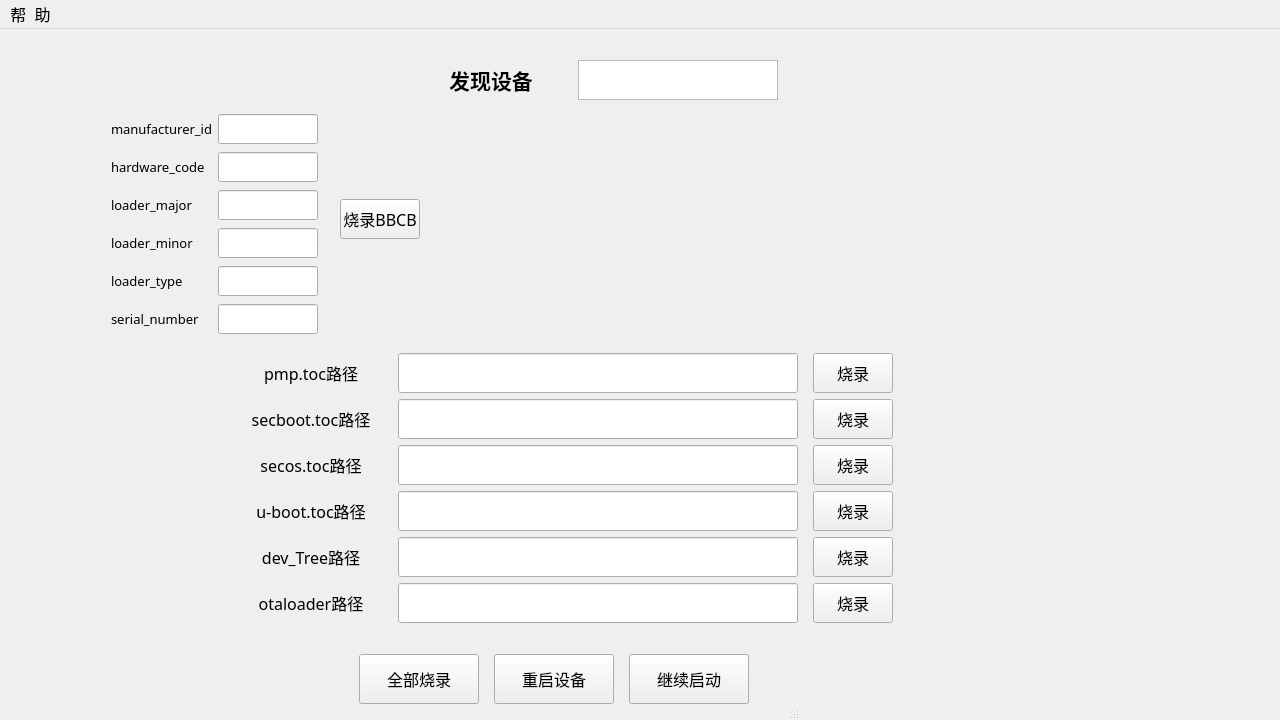
First picture: the form in fastboot.ui, repository rubin0513/PyQt5Fastboot, before the edit.
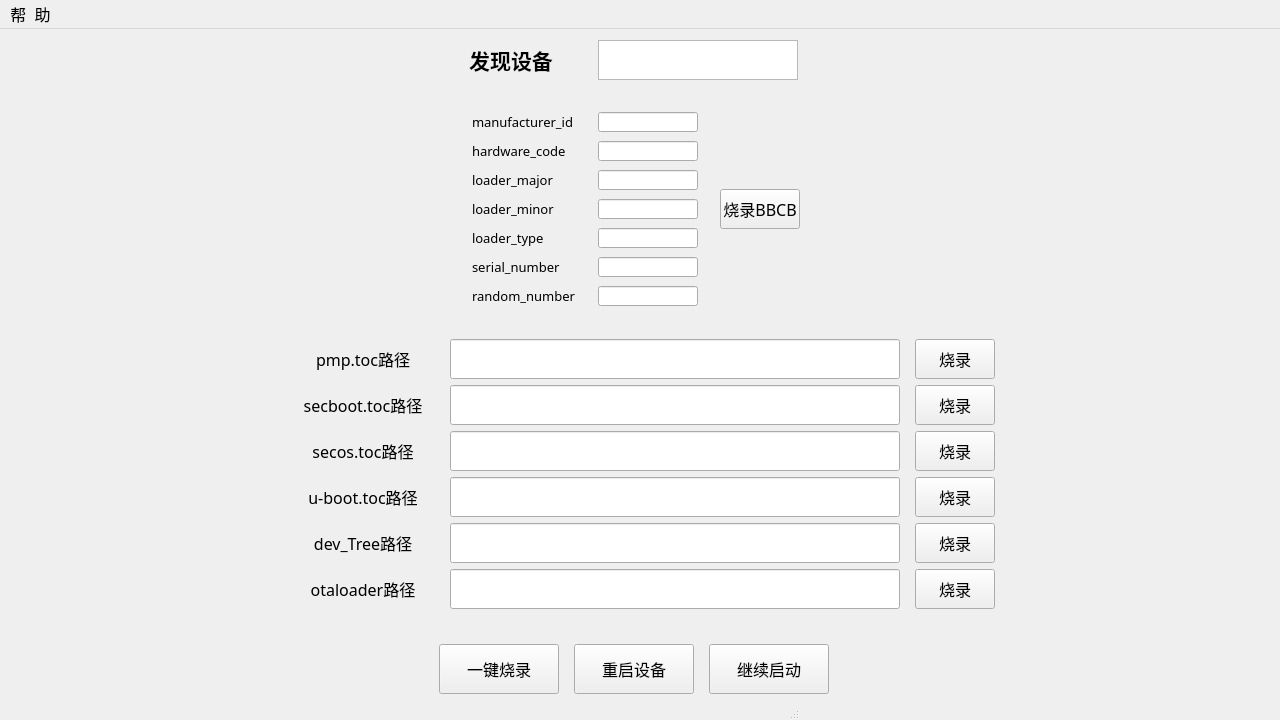
Second picture: the form after the edit. Icons and pictures are not drawn.

Diff of the .ui file:
```diff
--- a/fastboot.ui
+++ b/fastboot.ui
@@ -47,8 +47,8 @@
    <widget class="QWidget" name="layoutWidget">
     <property name="geometry">
      <rect>
-      <x>410</x>
-      <y>30</y>
+      <x>430</x>
+      <y>10</y>
       <width>368</width>
       <height>42</height>
      </rect>
@@ -109,8 +109,8 @@
    <widget class="QWidget" name="layoutWidget">
     <property name="geometry">
      <rect>
-      <x>350</x>
-      <y>620</y>
+      <x>430</x>
+      <y>610</y>
       <width>411</width>
       <height>61</height>
      </rect>
@@ -137,7 +137,7 @@
         </font>
        </property>
        <property name="text">
-        <string>全部烧录</string>
+        <string>一键烧录</string>
        </property>
        <property name="autoDefault">
         <bool>false</bool>
@@ -199,8 +199,8 @@
    <widget class="QPushButton" name="button_flash_bbcb">
     <property name="geometry">
      <rect>
-      <x>340</x>
-      <y>170</y>
+      <x>720</x>
+      <y>160</y>
       <width>80</width>
       <height>40</height>
      </rect>
@@ -230,27 +230,27 @@
    <widget class="QWidget" name="layoutWidget">
     <property name="geometry">
      <rect>
-      <x>110</x>
-      <y>83</y>
-      <width>211</width>
-      <height>224</height>
+      <x>470</x>
+      <y>80</y>
+      <width>231</width>
+      <height>201</height>
      </rect>
     </property>
-    <layout class="QVBoxLayout" name="verticalLayout_4">
+    <layout class="QHBoxLayout" name="horizontalLayout_4">
      <item>
-      <layout class="QHBoxLayout" name="horizontalLayout_17">
+      <layout class="QVBoxLayout" name="verticalLayout_5">
        <item>
         <widget class="QLabel" name="label_manu_id">
          <property name="minimumSize">
           <size>
-           <width>100</width>
-           <height>30</height>
+           <width>110</width>
+           <height>20</height>
           </size>
          </property>
          <property name="maximumSize">
           <size>
-           <width>100</width>
-           <height>30</height>
+           <width>110</width>
+           <height>20</height>
           </size>
          </property>
          <property name="font">
@@ -264,40 +264,17 @@
         </widget>
        </item>
        <item>
-        <widget class="QLineEdit" name="lineEdit_manu_id">
-         <property name="minimumSize">
-          <size>
-           <width>100</width>
-           <height>30</height>
-          </size>
-         </property>
-         <property name="maximumSize">
-          <size>
-           <width>100</width>
-           <height>30</height>
-          </size>
-         </property>
-         <property name="text">
-          <string/>
-         </property>
-        </widget>
-       </item>
-      </layout>
-     </item>
-     <item>
-      <layout class="QHBoxLayout" name="horizontalLayout_16">
-       <item>
         <widget class="QLabel" name="label_hd_code">
          <property name="minimumSize">
           <size>
-           <width>100</width>
-           <height>30</height>
+           <width>110</width>
+           <height>20</height>
           </size>
          </property>
          <property name="maximumSize">
           <size>
-           <width>100</width>
-           <height>30</height>
+           <width>110</width>
+           <height>20</height>
           </size>
          </property>
          <property name="font">
@@ -311,40 +288,17 @@
         </widget>
        </item>
        <item>
-        <widget class="QLineEdit" name="lineEdit_hd_code">
-         <property name="minimumSize">
-          <size>
-           <width>100</width>
-           <height>30</height>
-          </size>
-         </property>
-         <property name="maximumSize">
-          <size>
-           <width>100</width>
-           <height>30</height>
-          </size>
-         </property>
-         <property name="text">
-          <string/>
-         </property>
-        </widget>
-       </item>
-      </layout>
-     </item>
-     <item>
-      <layout class="QHBoxLayout" name="horizontalLayout_15">
-       <item>
         <widget class="QLabel" name="label_loader_major">
          <property name="minimumSize">
           <size>
-           <width>100</width>
-           <height>30</height>
+           <width>110</width>
+           <height>20</height>
           </size>
          </property>
          <property name="maximumSize">
           <size>
-           <width>100</width>
-           <height>30</height>
+           <width>110</width>
+           <height>20</height>
           </size>
          </property>
          <property name="font">
@@ -358,40 +312,17 @@
         </widget>
        </item>
        <item>
-        <widget class="QLineEdit" name="lineEdit_loader_major">
-         <property name="minimumSize">
-          <size>
-           <width>100</width>
-           <height>30</height>
-          </size>
-         </property>
-         <property name="maximumSize">
-          <size>
-           <width>100</width>
-           <height>30</height>
-          </size>
-         </property>
-         <property name="text">
-          <string/>
-         </property>
-        </widget>
-       </item>
-      </layout>
-     </item>
-     <item>
-      <layout class="QHBoxLayout" name="horizontalLayout_14">
-       <item>
         <widget class="QLabel" name="label_loader_minor">
          <property name="minimumSize">
           <size>
-           <width>100</width>
-           <height>30</height>
+           <width>110</width>
+           <height>20</height>
           </size>
          </property>
          <property name="maximumSize">
           <size>
-           <width>100</width>
-           <height>30</height>
+           <width>110</width>
+           <height>20</height>
           </size>
          </property>
          <property name="font">
@@ -405,40 +336,17 @@
         </widget>
        </item>
        <item>
-        <widget class="QLineEdit" name="lineEdit_loader_minor">
-         <property name="minimumSize">
-          <size>
-           <width>100</width>
-           <height>30</height>
-          </size>
-         </property>
-         <property name="maximumSize">
-          <size>
-           <width>100</width>
-           <height>30</height>
-          </size>
-         </property>
-         <property name="text">
-          <string/>
-         </property>
-        </widget>
-       </item>
-      </layout>
-     </item>
-     <item>
-      <layout class="QHBoxLayout" name="horizontalLayout_5">
-       <item>
         <widget class="QLabel" name="label_loader_type">
          <property name="minimumSize">
           <size>
-           <width>100</width>
-           <height>30</height>
+           <width>110</width>
+           <height>20</height>
           </size>
          </property>
          <property name="maximumSize">
           <size>
-           <width>100</width>
-           <height>30</height>
+           <width>110</width>
+           <height>20</height>
           </size>
          </property>
          <property name="font">
@@ -452,40 +360,17 @@
         </widget>
        </item>
        <item>
-        <widget class="QLineEdit" name="lineEdit_loader_type">
-         <property name="minimumSize">
-          <size>
-           <width>100</width>
-           <height>30</height>
-          </size>
-         </property>
-         <property name="maximumSize">
-          <size>
-           <width>100</width>
-           <height>30</height>
-          </size>
-         </property>
-         <property name="text">
-          <string/>
-         </property>
-        </widget>
-       </item>
-      </layout>
-     </item>
-     <item>
-      <layout class="QHBoxLayout" name="horizontalLayout_13">
-       <item>
         <widget class="QLabel" name="label_serial_number">
          <property name="minimumSize">
           <size>
-           <width>100</width>
-           <height>30</height>
+           <width>110</width>
+           <height>20</height>
           </size>
          </property>
          <property name="maximumSize">
           <size>
-           <width>100</width>
-           <height>30</height>
+           <width>110</width>
+           <height>20</height>
           </size>
          </property>
          <property name="font">
@@ -499,17 +384,162 @@
         </widget>
        </item>
        <item>
+        <widget class="QLabel" name="label_random_number">
+         <property name="minimumSize">
+          <size>
+           <width>110</width>
+           <height>20</height>
+          </size>
+         </property>
+         <property name="maximumSize">
+          <size>
+           <width>110</width>
+           <height>20</height>
+          </size>
+         </property>
+         <property name="font">
+          <font>
+           <pointsize>10</pointsize>
+          </font>
+         </property>
+         <property name="text">
+          <string>random_number</string>
+         </property>
+        </widget>
+       </item>
+      </layout>
+     </item>
+     <item>
+      <layout class="QVBoxLayout" name="verticalLayout_4">
+       <property name="leftMargin">
+        <number>8</number>
+       </property>
+       <item>
+        <widget class="QLineEdit" name="lineEdit_manu_id">
+         <property name="minimumSize">
+          <size>
+           <width>100</width>
+           <height>20</height>
+          </size>
+         </property>
+         <property name="maximumSize">
+          <size>
+           <width>100</width>
+           <height>20</height>
+          </size>
+         </property>
+         <property name="text">
+          <string/>
+         </property>
+        </widget>
+       </item>
+       <item>
+        <widget class="QLineEdit" name="lineEdit_hd_code">
+         <property name="minimumSize">
+          <size>
+           <width>100</width>
+           <height>20</height>
+          </size>
+         </property>
+         <property name="maximumSize">
+          <size>
+           <width>100</width>
+           <height>20</height>
+          </size>
+         </property>
+         <property name="text">
+          <string/>
+         </property>
+        </widget>
+       </item>
+       <item>
+        <widget class="QLineEdit" name="lineEdit_loader_major">
+         <property name="minimumSize">
+          <size>
+           <width>100</width>
+           <height>20</height>
+          </size>
+         </property>
+         <property name="maximumSize">
+          <size>
+           <width>100</width>
+           <height>20</height>
+          </size>
+         </property>
+         <property name="text">
+          <string/>
+         </property>
+        </widget>
+       </item>
+       <item>
+        <widget class="QLineEdit" name="lineEdit_loader_minor_2">
+         <property name="minimumSize">
+          <size>
+           <width>100</width>
+           <height>20</height>
+          </size>
+         </property>
+         <property name="maximumSize">
+          <size>
+           <width>100</width>
+           <height>20</height>
+          </size>
+         </property>
+         <property name="text">
+          <string/>
+         </property>
+        </widget>
+       </item>
+       <item>
+        <widget class="QLineEdit" name="lineEdit_loader_type">
+         <property name="minimumSize">
+          <size>
+           <width>100</width>
+           <height>20</height>
+          </size>
+         </property>
+         <property name="maximumSize">
+          <size>
+           <width>100</width>
+           <height>20</height>
+          </size>
+         </property>
+         <property name="text">
+          <string/>
+         </property>
+        </widget>
+       </item>
+       <item>
         <widget class="QLineEdit" name="lineEdit_serial_number">
          <property name="minimumSize">
           <size>
            <width>100</width>
-           <height>30</height>
+           <height>20</height>
           </size>
          </property>
          <property name="maximumSize">
           <size>
            <width>100</width>
-           <height>30</height>
+           <height>20</height>
+          </size>
+         </property>
+         <property name="text">
+          <string/>
+         </property>
+        </widget>
+       </item>
+       <item>
+        <widget class="QLineEdit" name="lineEdit_random_number">
+         <property name="minimumSize">
+          <size>
+           <width>100</width>
+           <height>20</height>
+          </size>
+         </property>
+         <property name="maximumSize">
+          <size>
+           <width>100</width>
+           <height>20</height>
           </size>
          </property>
          <property name="text">
@@ -524,9 +554,9 @@
    <widget class="QWidget" name="">
     <property name="geometry">
      <rect>
-      <x>230</x>
-      <y>324</y>
-      <width>667</width>
+      <x>282</x>
+      <y>310</y>
+      <width>717</width>
       <height>274</height>
      </rect>
     </property>
@@ -739,13 +769,13 @@
         <widget class="QLineEdit" name="lineEdit_pmp">
          <property name="minimumSize">
           <size>
-           <width>400</width>
+           <width>450</width>
            <height>40</height>
           </size>
          </property>
          <property name="maximumSize">
           <size>
-           <width>400</width>
+           <width>450</width>
            <height>40</height>
           </size>
          </property>
@@ -763,13 +793,13 @@
         <widget class="QLineEdit" name="lineEdit_secboot">
          <property name="minimumSize">
           <size>
-           <width>400</width>
+           <width>450</width>
            <height>40</height>
           </size>
          </property>
          <property name="maximumSize">
           <size>
-           <width>400</width>
+           <width>450</width>
            <height>40</height>
           </size>
          </property>
@@ -784,13 +814,13 @@
         <widget class="QLineEdit" name="lineEdit_secos">
          <property name="minimumSize">
           <size>
-           <width>400</width>
+           <width>450</width>
            <height>40</height>
           </size>
          </property>
          <property name="maximumSize">
           <size>
-           <width>400</width>
+           <width>450</width>
            <height>40</height>
           </size>
          </property>
@@ -805,13 +835,13 @@
         <widget class="QLineEdit" name="lineEdit_uboot">
          <property name="minimumSize">
           <size>
-           <width>400</width>
+           <width>450</width>
            <height>40</height>
           </size>
          </property>
          <property name="maximumSize">
           <size>
-           <width>400</width>
+           <width>450</width>
            <height>40</height>
           </size>
          </property>
@@ -826,13 +856,13 @@
         <widget class="QLineEdit" name="lineEdit_dev_tree">
          <property name="minimumSize">
           <size>
-           <width>400</width>
+           <width>450</width>
            <height>40</height>
           </size>
          </property>
          <property name="maximumSize">
           <size>
-           <width>400</width>
+           <width>450</width>
            <height>40</height>
           </size>
          </property>
@@ -847,13 +877,13 @@
         <widget class="QLineEdit" name="lineEdit_otaloader">
          <property name="minimumSize">
           <size>
-           <width>400</width>
+           <width>450</width>
            <height>40</height>
           </size>
          </property>
          <property name="maximumSize">
           <size>
-           <width>400</width>
+           <width>450</width>
            <height>40</height>
           </size>
          </property>
```
Left out of the diff: 2 changed lines with no effect on the pictures.
